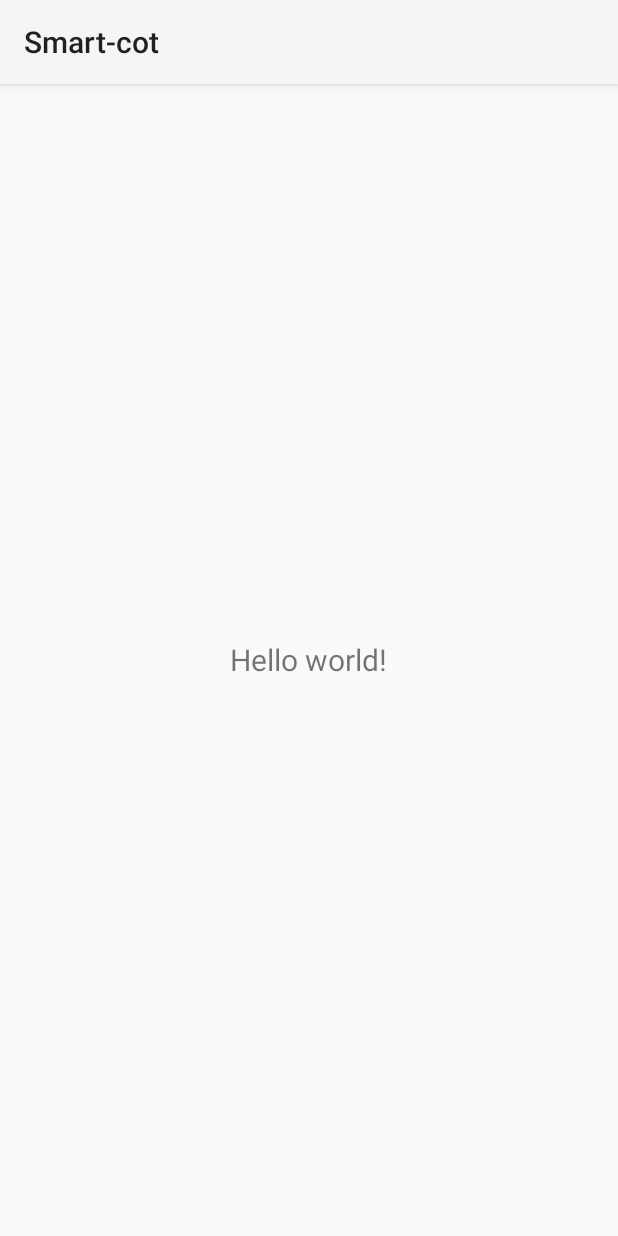
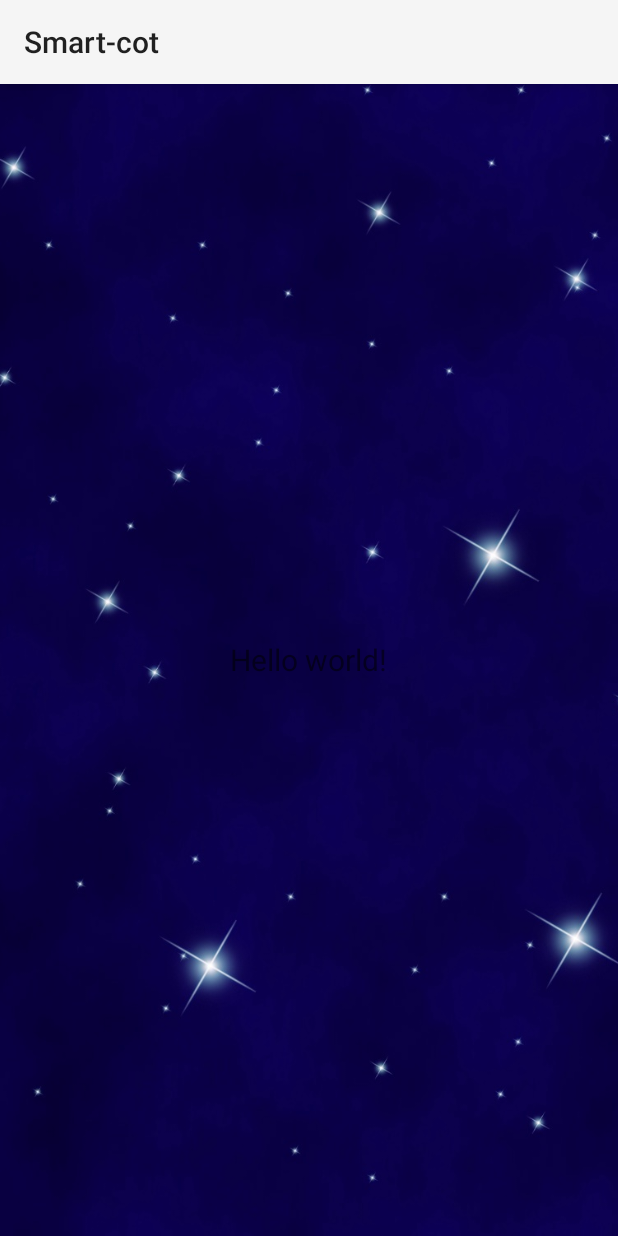
Before and after one commit to alessandro-aglietti/smart-cot, an Android app: the layout activity_main.xml on its own in the app's theme, with its tools: preview values and no code run, on a phone screen of 412 x 824 dp. Run offline under Robolectric (Android 15) with nearby library versions, the phone set to English and light mode, and no system bars.

Commit message:
no message

```diff
--- a/Smart-cot/app/src/main/res/layout/activity_main.xml
+++ b/Smart-cot/app/src/main/res/layout/activity_main.xml
@@ -2,11 +2,24 @@
     xmlns:tools="http://schemas.android.com/tools"
     android:layout_width="match_parent"
     android:layout_height="match_parent"
-    android:paddingBottom="@dimen/activity_vertical_margin"
-    android:paddingLeft="@dimen/activity_horizontal_margin"
-    android:paddingRight="@dimen/activity_horizontal_margin"
-    android:paddingTop="@dimen/activity_vertical_margin"
     tools:context="io.snapback.sample.shake4blow.MainActivity" >
+
+
+    <ImageView
+        android:layout_width="match_parent"
+        android:layout_height="match_parent"
+        android:src="@drawable/landpage"
+        android:scaleType="centerCrop"/>
+
+    <VideoView
+        android:id="@+id/videoView"
+        android:layout_width="match_parent"
+        android:layout_height="match_parent"
+        android:layout_alignParentTop="true"
+        android:layout_alignParentBottom="true"
+        android:layout_alignParentLeft="true"
+        android:layout_alignParentRight="true"
+        android:visibility="gone"/>
 
     <TextView
         android:id="@+id/resultTextView"
@@ -18,10 +31,4 @@
         android:gravity="center"
         android:textSize="20sp" />
 
-    <VideoView
-        android:id="@+id/videoView"
-        android:layout_width="match_parent"
-        android:layout_height="match_parent"
-        android:visibility="gone"/>
-
 </RelativeLayout>
--- /dev/null
+++ b/Smart-cot/app/src/main/res/xml/accessory_filter.xml
@@ -0,0 +1,6 @@
+<?xml version="1.0" encoding="utf-8"?>
+<resources>
+
+    <usb-accessory manufacturer="Aidilab" model="UDOO_ADK" version="1.0" />
+
+</resources>
--- a/Smart-cot/video/src/main/java/com/croccio/video/PlayVideo.java
+++ b/Smart-cot/video/src/main/java/com/croccio/video/PlayVideo.java
@@ -18,7 +18,7 @@ public class PlayVideo {
     private static ProgressDialog progressDialog;
     private static MediaController mediaControls;
 
-    public static void play(Context context, VideoView videoView, int video) {
+    public static void play(Context context, VideoView videoView) {
         myVideoView = videoView;
 
         if (mediaControls == null) {
@@ -33,7 +33,7 @@ public class PlayVideo {
         try {
             myVideoView.setMediaController(mediaControls);
 
-            myVideoView.setVideoURI(Uri.parse("android.resource://" + context.getPackageName() + "/" + video));
+            myVideoView.setVideoPath("/sdcard/Download/ninna_nanna.mp4");
 
         } catch (Exception e) {
             Log.e("Error", e.getMessage());
```
Also changed, not shown: Smart-cot/app/build.gradle (+15 -2 lines), Smart-cot/app/src/main/AndroidManifest.xml (+16 -4 lines), Smart-cot/app/src/main/java/com/croccio/smart_cot/MainActivity.java (+101 -5 lines), Smart-cot/app/src/main/res/drawable-hdpi/landpage.jpg (added), 1 other file.
